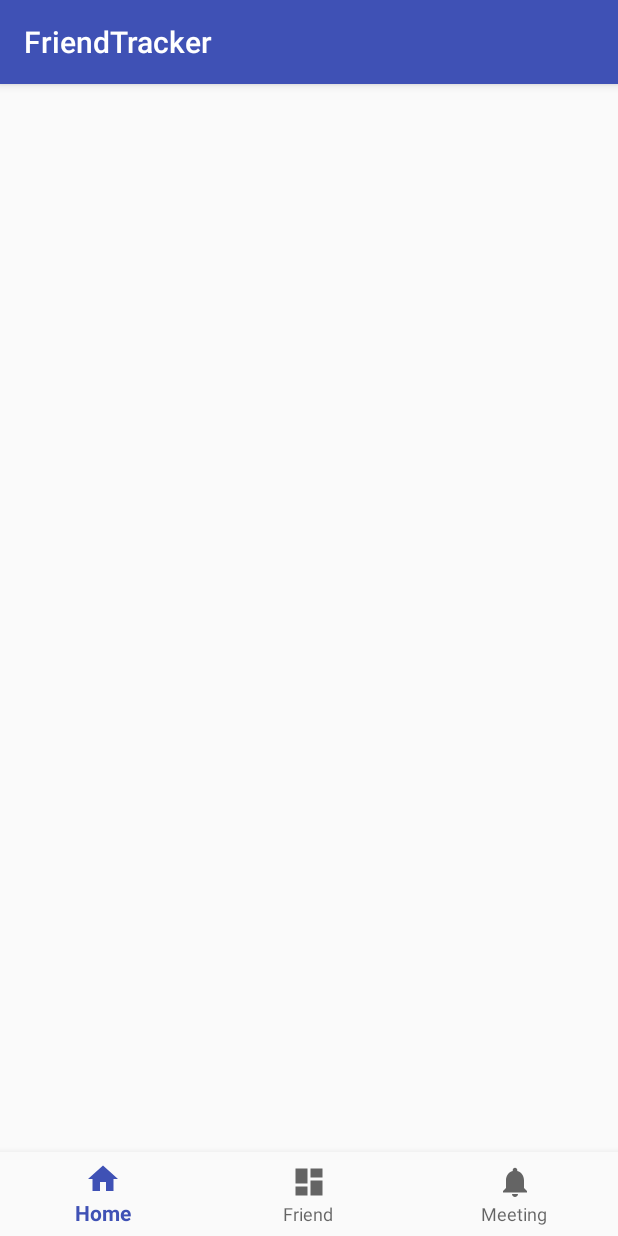
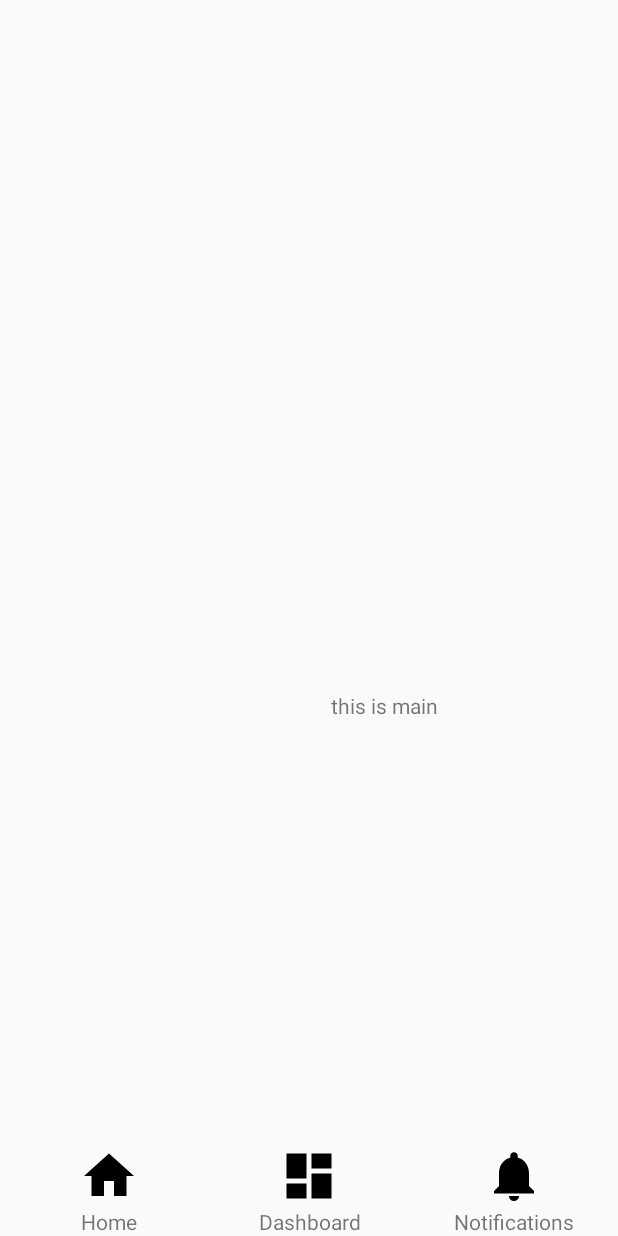
Before and after one commit to rmit-s3509578-chang-xinyu/FriendTrackerApp, an Android app: the screen it shows after launch (MainActivity), on a phone screen of 412 x 824 dp. Run offline under Robolectric (Android 15) with nearby library versions, the phone set to English and light mode, and no system bars.

Commit message:
Add navigation bar and fragments

```diff
--- a/build.gradle
+++ b/build.gradle
@@ -20,6 +20,8 @@ android {
 }
 
 dependencies {
+    implementation 'com.android.support:support-v4:26.0.1'
+    implementation 'com.google.android.gms:play-services-plus:11.2.0'
     compile fileTree(dir: 'libs', include: ['*.jar'])
     androidTestCompile('com.android.support.test.espresso:espresso-core:2.2.2', {
         exclude group: 'com.android.support', module: 'support-annotations'
--- a/src/main/AndroidManifest.xml
+++ b/src/main/AndroidManifest.xml
@@ -1,6 +1,9 @@
 <?xml version="1.0" encoding="utf-8"?>
 <manifest xmlns:android="http://schemas.android.com/apk/res/android"
     package="com.example.xinyu.friendtracker">
+
+    <!-- To access Google+ APIs: -->
+    <uses-permission android:name="android.permission.INTERNET" />
 
     <application
         android:allowBackup="true"
--- /dev/null
+++ b/src/main/java/com/example/xinyu/friendtracker/FriendFragment.java
@@ -0,0 +1,17 @@
+package com.example.xinyu.friendtracker;
+
+import android.os.Bundle;
+import android.support.v4.app.Fragment;
+import android.view.LayoutInflater;
+import android.view.View;
+import android.view.ViewGroup;
+
+public class FriendFragment extends Fragment{
+
+	public View onCreateView(LayoutInflater inflater, ViewGroup container,
+			Bundle savedInstanceState) {
+		View v = inflater.inflate(R.layout.fragment_friend, container, false);
+		return v;
+	}
+
+}
--- a/src/main/java/com/example/xinyu/friendtracker/MainActivity.java
+++ b/src/main/java/com/example/xinyu/friendtracker/MainActivity.java
@@ -1,45 +1,34 @@
 package com.example.xinyu.friendtracker;
 
 import android.os.Bundle;
-import android.support.annotation.NonNull;
-import android.support.design.widget.BottomNavigationView;
-import android.support.v7.app.AppCompatActivity;
-import android.view.MenuItem;
-import android.widget.TextView;
+import android.support.v4.app.Fragment;
+import android.support.v4.app.FragmentActivity;
+import android.support.v4.app.FragmentManager;
 
-public class MainActivity extends AppCompatActivity {
+public class MainActivity extends FragmentActivity {
 
-    private TextView mTextMessage;
 
-    private BottomNavigationView.OnNavigationItemSelectedListener mOnNavigationItemSelectedListener
-            = new BottomNavigationView.OnNavigationItemSelectedListener() {
+    protected int getLayoutResId() {
+        return R.layout.new_layout;
+    }
 
-        @Override
-        public boolean onNavigationItemSelected(@NonNull MenuItem item) {
-            switch (item.getItemId()) {
-                case R.id.navigation_home:
-                    mTextMessage.setText(R.string.title_home);
-                    return true;
-                case R.id.navigation_dashboard:
-                    mTextMessage.setText(R.string.title_dashboard);
-                    return true;
-                case R.id.navigation_notifications:
-                    mTextMessage.setText(R.string.title_notifications);
-                    return true;
-            }
-            return false;
+    public void onCreate(Bundle savedInstanceState) {
+        super.onCreate(savedInstanceState);
+        setContentView(getLayoutResId());
+        FragmentManager fm = getSupportFragmentManager();
+        Fragment fragment1 = fm.findFragmentById(R.id.fragmentContainer);
+        if (fragment1 == null) {
+            fragment1 = new NavFragment();
+            fm.beginTransaction().add(R.id.fragmentContainer, fragment1)
+                    .commit();
+
         }
-
-    };
-
-    @Override
-    protected void onCreate(Bundle savedInstanceState) {
-        super.onCreate(savedInstanceState);
-        setContentView(R.layout.activity_main);
-
-        mTextMessage = (TextView) findViewById(R.id.message);
-        BottomNavigationView navigation = (BottomNavigationView) findViewById(R.id.navigation);
-        navigation.setOnNavigationItemSelectedListener(mOnNavigationItemSelectedListener);
+        Fragment fragment2 = fm.findFragmentById(R.id.fragmentContainer2);
+        if (fragment2 == null) {
+            fragment2 = new MainFragment();
+            fm.beginTransaction().add(R.id.fragmentContainer2, fragment2)
+                    .commit();
+        }
     }
 
 }
--- /dev/null
+++ b/src/main/java/com/example/xinyu/friendtracker/MainFragment.java
@@ -0,0 +1,15 @@
+package com.example.xinyu.friendtracker;
+
+import android.os.Bundle;
+import android.support.v4.app.Fragment;
+import android.view.LayoutInflater;
+import android.view.View;
+import android.view.ViewGroup;
+
+public class MainFragment extends Fragment {
+	public View onCreateView(LayoutInflater inflater, ViewGroup container,
+			Bundle savedInstanceState) {
+		View v = inflater.inflate(R.layout.fragment_main, container, false);
+		return v;
+	}
+}
--- /dev/null
+++ b/src/main/java/com/example/xinyu/friendtracker/MeetingFragment.java
@@ -0,0 +1,15 @@
+package com.example.xinyu.friendtracker;
+
+import android.os.Bundle;
+import android.support.v4.app.Fragment;
+import android.view.LayoutInflater;
+import android.view.View;
+import android.view.ViewGroup;
+
+public class MeetingFragment extends Fragment {
+	public View onCreateView(LayoutInflater inflater, ViewGroup container,
+			Bundle savedInstanceState) {
+		View v = inflater.inflate(R.layout.fragment_meeting, container, false);
+		return v;
+	}
+}
--- /dev/null
+++ b/src/main/java/com/example/xinyu/friendtracker/NavFragment.java
@@ -0,0 +1,101 @@
+package com.example.xinyu.friendtracker;
+
+import android.os.Bundle;
+import android.support.v4.app.Fragment;
+import android.support.v4.app.FragmentManager;
+import android.support.v4.app.FragmentTransaction;
+import android.view.LayoutInflater;
+import android.view.View;
+import android.view.ViewGroup;
+import android.widget.FrameLayout;
+import android.widget.ImageView;
+
+public class NavFragment extends Fragment {
+
+	private FrameLayout mainView;
+	private FrameLayout friendView;
+	private FrameLayout meetingView;
+	private FrameLayout settingView;
+
+	private ImageView mainImageView;
+	private ImageView friendImageView;
+	private ImageView meetingImageView;
+	private ImageView settingImageView;
+
+	public View onCreateView(LayoutInflater inflater, ViewGroup container,
+			Bundle savedInstanceState) {
+		View v = inflater.inflate(R.layout.fragment_nav, container, false);
+
+		mainView = (FrameLayout) v.findViewById(R.id.mainFrameLayout);
+		mainImageView = (ImageView) v.findViewById(R.id.mainImageView);
+		mainView.setOnClickListener(new View.OnClickListener() {
+
+			@Override
+			public void onClick(View v) {
+//				mainImageView.setImageResource(R.drawable.nav_main_active);
+//				friendImageView.setImageResource(R.drawable.nav_forms);
+//				meetingImageView.setImageResource(R.drawable.nav_announcement);
+//				settingImageView.setImageResource(R.drawable.nav_settings);
+
+				createFragment(new MainFragment());
+			}
+		});
+
+		friendView = (FrameLayout) v.findViewById(R.id.friendFrameLayout);
+		friendImageView = (ImageView) v.findViewById(R.id.friendImageView);
+		friendView.setOnClickListener(new View.OnClickListener() {
+
+			@Override
+			public void onClick(View v) {
+//				mainImageView.setImageResource(R.drawable.nav_main);
+//				friendImageView.setImageResource(R.drawable.nav_forms_active);
+//				meetingImageView.setImageResource(R.drawable.nav_announcement);
+//				settingImageView.setImageResource(R.drawable.nav_settings);
+//
+				createFragment(new FriendFragment());
+			}
+		});
+
+		meetingView = (FrameLayout) v.findViewById(R.id.meetingFrameLayout);
+		meetingImageView = (ImageView) v.findViewById(R.id.meetingImageView);
+		meetingView.setOnClickListener(new View.OnClickListener() {
+
+			@Override
+			public void onClick(View v) {
+//				mainImageView.setImageResource(R.drawable.nav_main);
+//				friendImageView.setImageResource(R.drawable.nav_forms);
+//				meetingImageView
+//						.setImageResource(R.drawable.nav_announcement_active);
+//				settingImageView.setImageResource(R.drawable.nav_settings);
+
+				createFragment(new MeetingFragment());
+			}
+		});
+
+//		settingView = (FrameLayout) v.findViewById(R.id.settingFrameLayout);
+//		settingImageView = (ImageView) v.findViewById(R.id.settingImageView);
+//		settingView.setOnClickListener(new View.OnClickListener() {
+//
+//			@Override
+//			public void onClick(View v) {
+////				mainImageView.setImageResource(R.drawable.nav_main);
+////				friendImageView.setImageResource(R.drawable.nav_forms);
+////				meetingImageView.setImageResource(R.drawable.nav_announcement);
+////				settingImageView
+////						.setImageResource(R.drawable.nav_settings_active);
+//
+//				createFragment(new SettingFragment());
+//			}
+//		});
+
+		return v;
+	}
+
+	public void createFragment(Fragment f) {
+		FragmentManager fm = getFragmentManager();
+		FragmentTransaction transaction = fm.beginTransaction();
+		transaction.replace(R.id.fragmentContainer2, f);
+		transaction.commit();
+	}
+
+}
--- /dev/null
+++ b/src/main/java/com/example/xinyu/friendtracker/SingleFragmentActivity.java
@@ -0,0 +1,33 @@
+package com.example.xinyu.friendtracker;
+
+
+import android.os.Bundle;
+import android.support.v4.app.Fragment;
+import android.support.v4.app.FragmentActivity;
+import android.support.v4.app.FragmentManager;
+import android.view.LayoutInflater;
+import android.view.View;
+import android.view.ViewGroup;
+
+public abstract class SingleFragmentActivity extends FragmentActivity {
+	protected abstract Fragment createFragment();
+
+	@Override
+	public void onCreate(Bundle savedInstanceState) {
+		super.onCreate(savedInstanceState);
+		setContentView(R.layout.activity_fragment);
+		FragmentManager fm = getSupportFragmentManager();
+		Fragment fragment = fm.findFragmentById(R.id.fragmentContainer);
+		if (fragment == null) {
+			fragment = createFragment();
+			fm.beginTransaction().add(R.id.fragmentContainer, fragment)
+					.commit();
+		}
+	}
+
+	public View onCreateView(LayoutInflater inflater, ViewGroup container,
+			Bundle savedInstanceState) {
+		// TODO Auto-generated method stub
+		return null;
+	}
+}
--- /dev/null
+++ b/src/main/res/layout/activity_fragment.xml
@@ -0,0 +1,5 @@
+<?xml version="1.0" encoding="utf-8"?>
+<FrameLayout xmlns:android="http://schemas.android.com/apk/res/android"
+    android:id="@+id/fragmentContainer"
+    android:layout_width="match_parent"
+    android:layout_height="match_parent" />
--- a/src/main/res/layout/activity_main.xml
+++ b/src/main/res/layout/activity_main.xml
@@ -16,12 +16,12 @@
 
     </FrameLayout>
 
-    <android.support.design.widget.BottomNavigationView
-        android:id="@+id/navigation"
-        android:layout_width="match_parent"
-        android:layout_height="wrap_content"
-        android:layout_gravity="bottom"
-        android:background="?android:attr/windowBackground"
-        app:menu="@menu/navigation" />
+    <!--<android.support.design.widget.BottomNavigationView-->
+        <!--android:id="@+id/navigation"-->
+        <!--android:layout_width="match_parent"-->
+        <!--android:layout_height="wrap_content"-->
+        <!--android:layout_gravity="bottom"-->
+        <!--android:background="?android:attr/windowBackground"-->
+        <!--app:menu="@menu/navigation" />-->
 
 </LinearLayout>
--- /dev/null
+++ b/src/main/res/layout/fragment_friend.xml
@@ -0,0 +1,19 @@
+<?xml version="1.0" encoding="utf-8"?>
+<LinearLayout xmlns:android="http://schemas.android.com/apk/res/android"
+    android:layout_width="match_parent"
+    android:layout_height="match_parent"
+    android:orientation="vertical" >
+
+    <ImageView
+        android:id="@+id/imageView1"
+        android:layout_width="wrap_content"
+        android:layout_height="wrap_content"
+         />
+
+    <TextView
+        android:id="@+id/textView2"
+        android:layout_width="match_parent"
+        android:layout_height="wrap_content"
+        android:text="this is friend" />
+
+</LinearLayout>
--- /dev/null
+++ b/src/main/res/layout/fragment_main.xml
@@ -0,0 +1,65 @@
+<?xml version="1.0" encoding="utf-8"?>
+<RelativeLayout xmlns:android="http://schemas.android.com/apk/res/android"
+    android:layout_width="match_parent"
+    android:layout_height="match_parent"
+    android:gravity="bottom"
+    android:orientation="horizontal" >
+
+    <FrameLayout
+        android:id="@+id/frameLayout1"
+        android:layout_width="wrap_content"
+        android:layout_height="wrap_content"
+        android:clickable="false"
+        android:layout_alignParentTop="true"
+        android:layout_alignLeft="@+id/frameLayout2"
+        android:layout_alignStart="@+id/frameLayout2"
+        android:layout_marginLeft="45dp"
+        android:layout_marginStart="45dp"
+        android:layout_marginTop="151dp">
+
+        <TextView
+            android:id="@+id/textView1"
+            android:layout_width="88dp"
+            android:layout_height="wrap_content"
+            android:layout_gravity="center"
+            android:gravity="center"
+            android:paddingRight="8dp"
+            android:textAppearance="?android:attr/textAppearanceSmall"
+            android:text="this is main"/>
+            <!--android:text="@string/ri_zeng"-->
+
+
+        <ImageView
+            android:id="@+id/imageView1"
+            android:layout_width="20dp"
+            android:layout_height="20dp"
+            android:layout_gravity="left"/>
+            <!--android:src="@drawable/tab1a" -->
+            <!--/>-->
+
+        <ImageView
+            android:id="@+id/imageView2"
+            android:layout_width="wrap_content"
+            android:layout_height="20dp"
+            android:layout_gravity="right"/>
+            <!--android:src="@drawable/line" -->
+
+    </FrameLayout>
+
+    <FrameLayout
+        android:id="@+id/frameLayout2"
+        android:layout_width="wrap_content"
+        android:layout_height="wrap_content"
+        android:layout_centerVertical="true"
+        android:layout_centerHorizontal="true">
+
+        <ImageView
+            android:id="@+id/imageView3"
+            android:layout_width="wrap_content"
+            android:layout_height="wrap_content"
+            android:layout_marginRight="70dp"/>
+            <!--android:src="@drawable/tab2" -->
+
+    </FrameLayout>
+
+</RelativeLayout>
--- /dev/null
+++ b/src/main/res/layout/fragment_meeting.xml
@@ -0,0 +1,13 @@
+<?xml version="1.0" encoding="utf-8"?>
+<LinearLayout xmlns:android="http://schemas.android.com/apk/res/android"
+    android:layout_width="match_parent"
+    android:layout_height="match_parent"
+    android:orientation="vertical" >
+
+
+    <TextView
+        android:id="@+id/textView"
+        android:layout_width="match_parent"
+        android:layout_height="wrap_content"
+        android:text="this is meeting" />
+</LinearLayout>
--- /dev/null
+++ b/src/main/res/layout/fragment_nav.xml
@@ -0,0 +1,123 @@
+<?xml version="1.0" encoding="utf-8"?>
+<RelativeLayout xmlns:android="http://schemas.android.com/apk/res/android"
+    android:layout_width="match_parent"
+    android:layout_height="match_parent"
+    android:gravity="bottom"
+    android:orientation="horizontal" >
+
+    <FrameLayout
+        android:id="@+id/mainFrameLayout"
+        android:layout_width="wrap_content"
+        android:layout_height="wrap_content"
+        android:paddingLeft="15dp"
+        android:paddingRight="15dp"
+        android:layout_alignParentBottom="true"
+        android:layout_alignParentStart="true"
+        android:layout_marginStart="37dp">
+
+        <TextView
+            android:id="@+id/mainTextView"
+            android:layout_width="wrap_content"
+            android:layout_height="wrap_content"
+            android:layout_gravity="top|center"
+            android:layout_marginTop="60dp"
+            android:gravity="center"
+            android:text="@string/title_home"
+            android:textAppearance="?android:attr/textAppearanceSmall" />
+
+        <ImageView
+            android:id="@+id/mainImageView"
+            android:layout_width="40dp"
+            android:layout_height="40dp"
+            android:layout_gravity="center"
+            android:src="@drawable/ic_home_black_24dp" />
+    </FrameLayout>
+
+    <FrameLayout
+        android:id="@+id/friendFrameLayout"
+        android:layout_width="wrap_content"
+        android:layout_height="wrap_content"
+        android:paddingLeft="15dp"
+        android:paddingRight="15dp"
+        android:layout_alignTop="@+id/mainFrameLayout"
+        android:layout_centerHorizontal="true">
+
+        <ImageView
+            android:id="@+id/friendImageView"
+            android:layout_width="40dp"
+            android:layout_height="40dp"
+            android:layout_gravity="center"
+            android:src="@drawable/ic_dashboard_black_24dp" />
+
+        <TextView
+            android:id="@+id/friendTextView"
+            android:layout_width="wrap_content"
+            android:layout_height="wrap_content"
+            android:layout_gravity="top|center"
+            android:layout_marginTop="60dp"
+            android:gravity="center"
+            android:text="@string/title_dashboard"
+            android:textAppearance="?android:attr/textAppearanceSmall" />
+    </FrameLayout>
+
+    <FrameLayout
+        android:id="@+id/meetingFrameLayout"
+        android:layout_width="wrap_content"
+        android:layout_height="wrap_content"
+        android:paddingLeft="15dp"
+        android:paddingRight="15dp"
+        android:layout_marginEnd="14dp"
+        android:layout_alignTop="@+id/friendFrameLayout"
+        android:layout_alignParentEnd="true">
+
+        <TextView
+            android:id="@+id/meetingTextView"
+            android:layout_width="wrap_content"
+            android:layout_height="wrap_content"
+            android:layout_gravity="top|center"
+            android:layout_marginTop="60dp"
+            android:gravity="center"
+            android:text="@string/title_notifications"
+            android:textAppearance="?android:attr/textAppearanceSmall" />
+
+        <ImageView
+            android:id="@+id/meetingImageView"
+            android:layout_width="40dp"
+            android:layout_height="40dp"
+            android:layout_gravity="center"
+            android:src="@drawable/ic_notifications_black_24dp" />
+    </FrameLayout>
+
+    <!--<FrameLayout-->
+        <!--android:id="@+id/settingFrameLayout"-->
+        <!--android:layout_width="wrap_content"-->
+        <!--android:layout_height="wrap_content"-->
+        <!--android:layout_alignParentBottom="true"-->
+        <!--android:layout_marginLeft="8dp"-->
+        <!--android:layout_toRightOf="@+id/annFrameLayout"-->
+        <!--android:paddingLeft="15dp"-->
+        <!--android:paddingRight="15dp" >-->
+
+        <!--<ImageView-->
+            <!--android:id="@+id/settingImageView"-->
+            <!--android:layout_width="40dp"-->
+            <!--android:layout_height="40dp"-->
+            <!--android:layout_gravity="center"-->
+            <!--android:src="@drawable/nav_settings" />-->
+
+        <!--<TextView-->
+            <!--android:id="@+id/settingTextView"-->
+            <!--android:layout_width="wrap_content"-->
+            <!--android:layout_height="wrap_content"-->
+            <!--android:layout_gravity="top|center"-->
+            <!--android:layout_marginTop="60dp"-->
+            <!--android:gravity="center"-->
+            <!--android:text="@string/nav_setting"-->
+            <!--android:textAppearance="?android:attr/textAppearanceSmall" />-->
+
+    <!--</FrameLayout>-->
+
+
+
+
+</RelativeLayout>
--- /dev/null
+++ b/src/main/res/layout/new_layout.xml
@@ -0,0 +1,22 @@
+<?xml version="1.0" encoding="utf-8"?>
+<LinearLayout xmlns:android="http://schemas.android.com/apk/res/android"
+    android:layout_width="match_parent"
+    android:layout_height="match_parent"
+    android:orientation="vertical"
+    android:showDividers="middle" >
+
+    <FrameLayout
+        android:id="@+id/fragmentContainer2"
+        android:layout_width="match_parent"
+        android:layout_height="0dp"
+        android:layout_weight="3" >
+    </FrameLayout>
+
+    <FrameLayout
+        android:id="@+id/fragmentContainer"
+        android:layout_width="match_parent"
+        android:layout_height="0dp"
+        android:layout_weight="1" >
+    </FrameLayout>
+
+</LinearLayout>
```
